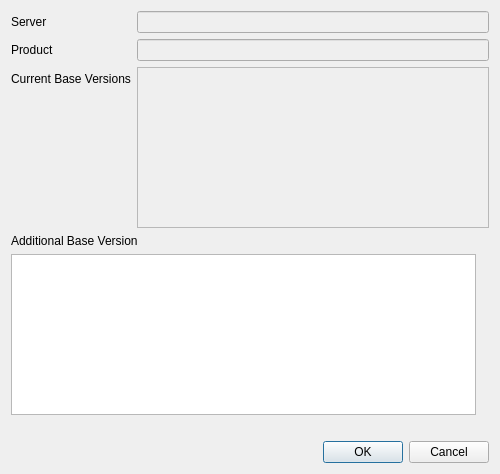
This is qt/lc_qhubmergedialog.ui in ghackenberg/leocad as Qt 5 draws it before an edit. The edited form follows.
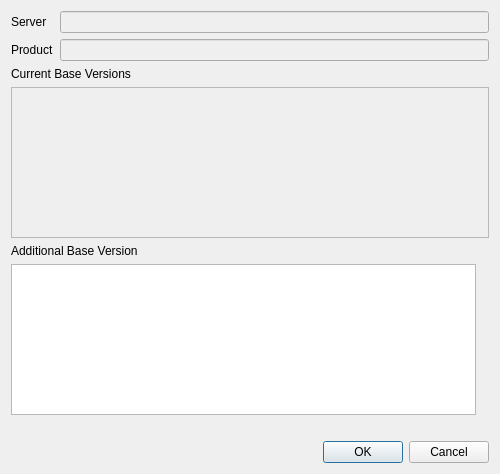
This is the edited form.

Patch:
```diff
--- a/qt/lc_qhubmergedialog.ui
+++ b/qt/lc_qhubmergedialog.ui
@@ -44,21 +44,21 @@
        </property>
       </widget>
      </item>
-     <item row="2" column="0">
+    </layout>
+   </item>
+   <item>
       <widget class="QLabel" name="CurrentVersionsLabel">
        <property name="text">
         <string>Current Base Versions</string>
        </property>
       </widget>
      </item>
-     <item row="2" column="1">
+   <item>
       <widget class="QListWidget" name="CurrentVersionsList">
        <property name="enabled">
         <bool>false</bool>
        </property>
       </widget>
-     </item>
-    </layout>
    </item>
    <item>
     <widget class="QLabel" name="AdditionalVersionLabel">
```
Lines whose indentation alone changed are shown as unchanged.
